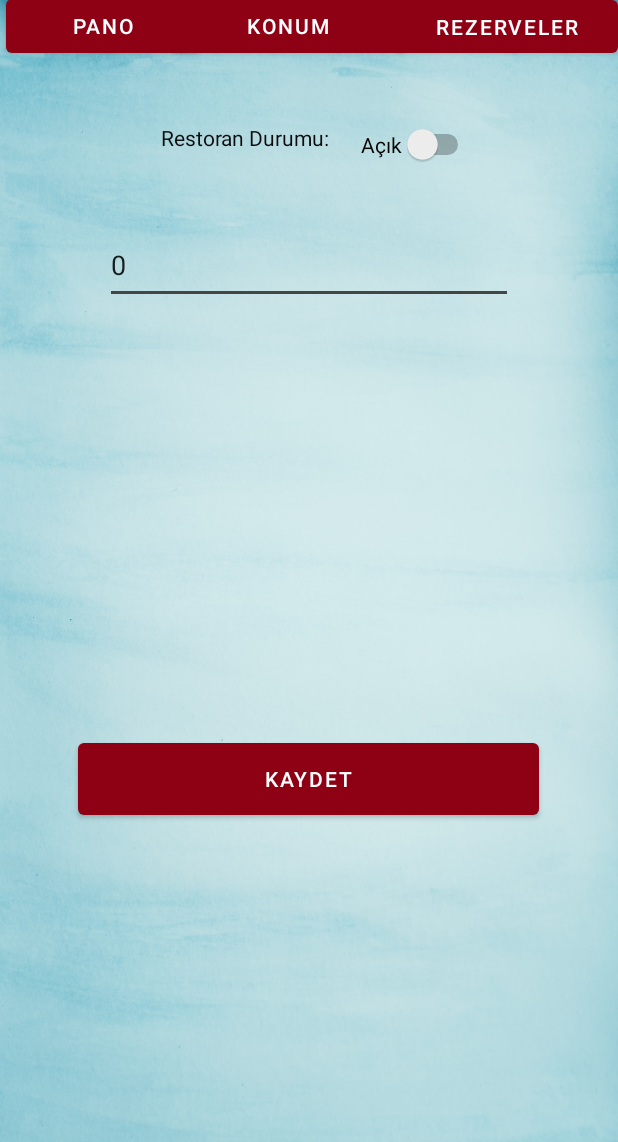
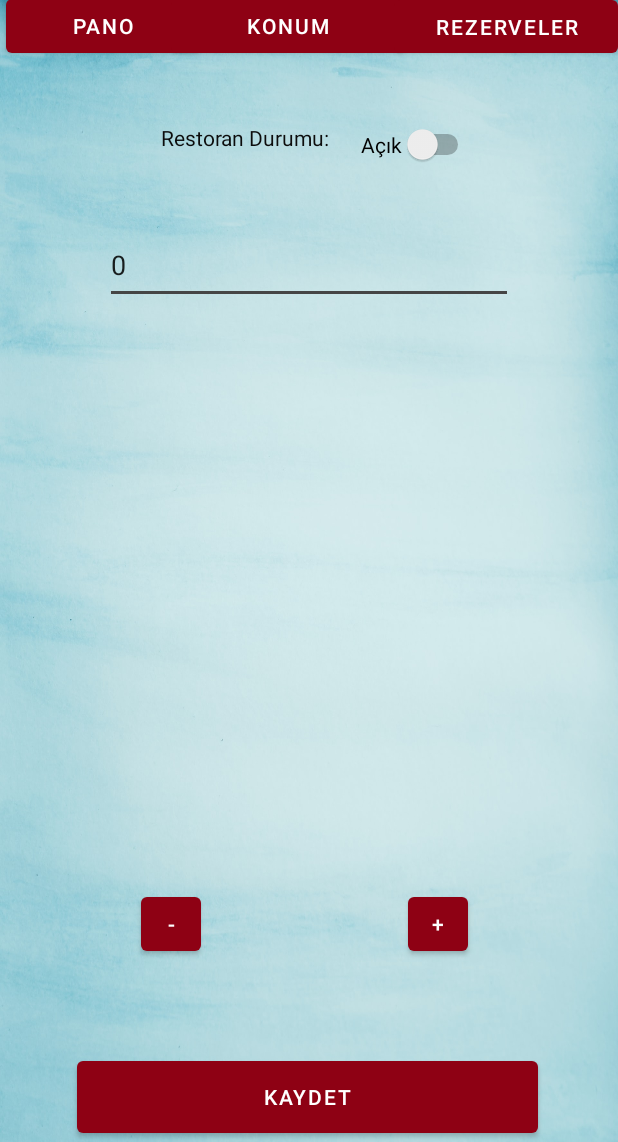
Before and after one commit to isilaykmbk/rezervesepeti, an Android app: the TablesActivity screen opened directly, with no data from a screen before it, on a phone screen of 412 x 824 dp, the part 94-1236 px from its top. Run offline under Robolectric (Android 15) with nearby library versions, the phone set to English and light mode, and no system bars; our stand-ins replace Firebase (no records; nobody signed in at launch, a user with empty details on screens opened directly); 1 statement that could not run was skipped.

Commit message:
Business masalar 9'dan fazla masa gostermek icin sayfa sistemi eklendi ve iyilestirmeler yapildi.

```diff
--- a/app/src/main/java/com/rezerve_sepeti/businessPart/TablesActivity.java
+++ b/app/src/main/java/com/rezerve_sepeti/businessPart/TablesActivity.java
@@ -2,12 +2,16 @@ package com.rezerve_sepeti.businessPart;
 
 import android.content.Intent;
 import android.os.Bundle;
+import android.text.Editable;
+import android.text.InputType;
+import android.text.TextWatcher;
 import android.view.Menu;
 import android.view.MenuInflater;
 import android.view.MenuItem;
 import android.view.View;
 import android.widget.Button;
 import android.widget.CompoundButton;
+import android.widget.EditText;
 import android.widget.GridLayout;
 import android.widget.Switch;
 import android.widget.TextView;
@@ -35,13 +39,12 @@ public class TablesActivity extends AppCompatActivity{
     private FirebaseAuth firebaseAuth;
     private FirebaseFirestore firebaseFirestore;
     private FirebaseUser firebaseUser;
-    private Button newButton;
     private Switch onOffSwitch;
     private TextView tablePcsTextView;
     private int tablePcs;
     private int pageIndex;
     private int numOfPage;
-    private ArrayList<Integer> tableChairPcs;
+    private ArrayList<Long> tableChairPcs;
 
 
 
@@ -83,8 +86,8 @@ public class TablesActivity extends AppCompatActivity{
             public void onSuccess(DocumentSnapshot documentSnapshot) {
                 Long pcs = (Long) documentSnapshot.get("table_pcs");
                 tablePcs = pcs != null ? pcs.intValue() : 0;
-                if(documentSnapshot.get("table_chair_count") != null) {
-                    tableChairPcs = (ArrayList<Integer>) documentSnapshot.get("table_chair_count");
+                if(documentSnapshot.get("table_chair_pcs") != null) {
+                    tableChairPcs = (ArrayList<Long>) documentSnapshot.get("table_chair_pcs");
                 } else{
                     tableChairPcs = new ArrayList<>(tablePcs);
                 }
@@ -147,6 +150,52 @@ public class TablesActivity extends AppCompatActivity{
                 finish();
             }
         });
+        //-------------------------------------------------
+        findViewById(R.id.business_table_leftpage).setOnClickListener(new View.OnClickListener() {
+            @Override
+            public void onClick(View v) {
+                onPageChange(-1);
+            }
+        });
+        //-------------------------------------------------
+        findViewById(R.id.business_table_rightpage).setOnClickListener(new View.OnClickListener() {
+            @Override
+            public void onClick(View v) {
+                onPageChange(1);
+            }
+        });
+        //------------------------------------------------
+        tablePcsTextView.addTextChangedListener(new TextWatcher() {
+            @Override
+            public void beforeTextChanged(CharSequence s, int start, int count, int after) {
+
+            }
+
+            @Override
+            public void onTextChanged(CharSequence s, int start, int before, int count) {
+                System.out.println("deneme-");
+            }
+
+            @Override
+            public void afterTextChanged(Editable s) {
+                System.out.println("deneme+");
+                if (s.toString().length() > 0){
+                    tablePcs = Integer.parseInt(s.toString());
+                    numOfPage = tablePcs / 10 + 1;
+                    if (pageIndex > numOfPage - 1)
+                        pageIndex = numOfPage - 1;
+                    ArrayList<Long> tempChairArray = (ArrayList<Long>) tableChairPcs.clone();
+                    tableChairPcs = new ArrayList<>();
+                    for (int i = 0; i < tablePcs; i++) {
+                        if(i <= tempChairArray.size()-1)
+                            tableChairPcs.add(tempChairArray.get(i));
+                        else
+                            tableChairPcs.add(0L);
+                    }
+                    initTables(tablePcs);
+                }
+            }
+        });
     }
     //----------------------------------------------------
     //-----------------------InitTable--------------------------
@@ -155,22 +204,30 @@ public class TablesActivity extends AppCompatActivity{
     void initTables(int pcs){
         ((GridLayout)findViewById(R.id.business_table_tables)).removeAllViewsInLayout();
         for (int i = 0; i < (Math.min(pcs, 9)); i++) {
-            newButton = new Button(this);
-            newButton.setText(i+".Masa");
-            //ResourcesCompat.getDrawable(res, R.drawable.expand_collapse, null);
-            newButton.setBackground(ResourcesCompat.getDrawable(getApplicationContext().getResources(),R.drawable.activity_main_button_border,null));
-            /*newButton.setMinWidth();
-            newButton.setMaxWidth();
-            newButton.setMinHeight();
-            newButton.setMaxHeight();*/
-            int buttonIndex = i;
-            newButton.setOnClickListener(new View.OnClickListener() {
+            View tableFrame = getLayoutInflater().inflate(R.layout.table_frame,((GridLayout)findViewById(R.id.business_table_tables)),false);
+            tableFrame.setTag(i);
+            int tempI = i;
+            ((EditText)tableFrame).addTextChangedListener(new TextWatcher() {
                 @Override
-                public void onClick(View v) {
-                    tableButtonClicked(buttonIndex);
+                public void beforeTextChanged(CharSequence s, int start, int count, int after) {
+
+                }
+
+                @Override
+                public void onTextChanged(CharSequence s, int start, int before, int count) {
+
+                }
+
+                @Override
+                public void afterTextChanged(Editable s) {
+                    if (s.toString().length() > 0)
+                        tableChairPcs.set(tempI+pageIndex, Long.parseLong(s.toString()));
                 }
             });
-            ((GridLayout)findViewById(R.id.business_table_tables)).addView(newButton);
+            ((EditText)tableFrame).setText(tableChairPcs.get(i+pageIndex).toString());
+            ((EditText)tableFrame).setBackground(ResourcesCompat.getDrawable(getApplicationContext().getResources(),R.drawable.activity_main_button_border,null));
+            int buttonIndex = i;
+            ((GridLayout)findViewById(R.id.business_table_tables)).addView(tableFrame);
         }
     }
     //----------------------------------------------
@@ -185,14 +242,6 @@ public class TablesActivity extends AppCompatActivity{
                     tablePcs = Integer.parseInt(tablePcsTextView.getText().toString());
                 }
                 if (tablePcs >= 0){
-                    ArrayList<Integer> tempChairArray = (ArrayList<Integer>) tableChairPcs.clone();
-                    tableChairPcs = new ArrayList<>();
-                    for (int i = 0; i < tablePcs; i++) {
-                        if(i <= tempChairArray.size()-1)
-                            tableChairPcs.add(tempChairArray.get(i));
-                        else
-                            tableChairPcs.add(0);
-                    }
                     HashMap<String,Object> tableData= new HashMap<>();
                     tableData.put("table_pcs", tablePcs);
                     tableData.put("table_chair_pcs",tableChairPcs);
@@ -200,7 +249,7 @@ public class TablesActivity extends AppCompatActivity{
                             addOnSuccessListener(new OnSuccessListener<Void>() {
                         @Override
                         public void onSuccess(Void unused) {
-                            Toast.makeText(getApplicationContext(),"Masa Sayısı Alınmıştır!"+tablePcs,Toast.LENGTH_LONG).show();
+                            Toast.makeText(getApplicationContext(),"Masa Sayısı Alınmıştır!",Toast.LENGTH_LONG).show();
                             initTables(tablePcs);
                             numOfPage = tablePcs / 10 + 1;
                         }
@@ -214,12 +263,12 @@ public class TablesActivity extends AppCompatActivity{
             }
         });
     }
-    //----------------------------------------------------
-    private void tableButtonClicked(int i){
-        //Kullanici elindeki masalarin rezervasyon durumlarini kontrol etmek icin masalara
-        //tikladiginda bir sonraki ekrana gecilir ve secili masanin rezervasyon verileri gosterilir.
-        System.out.println("Basilan Tus:"+i*pageIndex);
+    private void onPageChange(int dir){
+        if (dir == -1){
+            if (pageIndex > 0) pageIndex--;
+        }else{
+            if (pageIndex != numOfPage-1) pageIndex++;
+        }
+        initTables(tablePcs - (pageIndex*9));
     }
-
-
 }
--- a/app/src/main/res/layout/activity_tables.xml
+++ b/app/src/main/res/layout/activity_tables.xml
@@ -44,18 +44,21 @@
             app:layout_constraintHorizontal_bias="0.496"
             app:layout_constraintStart_toStartOf="parent"
             app:layout_constraintTop_toTopOf="parent"
-            app:layout_constraintVertical_bias="0.631" />
+            app:layout_constraintVertical_bias="0.631" >
+
+        </GridLayout>
 
         <Button
             android:id="@+id/business_table_tableSave"
             android:layout_width="307dp"
             android:layout_height="60dp"
-            android:layout_marginTop="496dp"
             android:text="Kaydet"
+            app:layout_constraintBottom_toBottomOf="parent"
             app:layout_constraintEnd_toEndOf="parent"
-            app:layout_constraintHorizontal_bias="0.495"
+            app:layout_constraintHorizontal_bias="0.49"
             app:layout_constraintStart_toStartOf="parent"
-            app:layout_constraintTop_toTopOf="@+id/business_tables_maps_button" />
+            app:layout_constraintTop_toBottomOf="@+id/business_table_tables"
+            app:layout_constraintVertical_bias="1.0" />
 
         <EditText
             android:id="@+id/table_pcss"
@@ -118,5 +121,28 @@
             app:layout_constraintTop_toTopOf="parent"
             app:layout_constraintVertical_bias="0.12" />
 
+        <Button
+            android:id="@+id/business_table_rightpage"
+            android:layout_width="40dp"
+            android:layout_height="wrap_content"
+            android:layout_marginEnd="100dp"
+            android:text="+"
+            app:layout_constraintBottom_toTopOf="@+id/business_table_tableSave"
+            app:layout_constraintEnd_toEndOf="parent"
+            app:layout_constraintTop_toBottomOf="@+id/business_table_tables"
+            app:layout_constraintVertical_bias="0.0" />
+
+        <Button
+            android:id="@+id/business_table_leftpage"
+            android:layout_width="40dp"
+            android:layout_height="wrap_content"
+            android:text="-"
+            app:layout_constraintBottom_toTopOf="@+id/business_table_tableSave"
+            app:layout_constraintEnd_toStartOf="@+id/business_table_rightpage"
+            app:layout_constraintHorizontal_bias="0.406"
+            app:layout_constraintStart_toStartOf="parent"
+            app:layout_constraintTop_toBottomOf="@+id/business_table_tables"
+            app:layout_constraintVertical_bias="0.0" />
+
     </androidx.constraintlayout.widget.ConstraintLayout>
 </androidx.constraintlayout.widget.ConstraintLayout>
```
Also changed, not shown: app/src/main/res/layout/table_frame.xml (added, +7 -0 lines).
